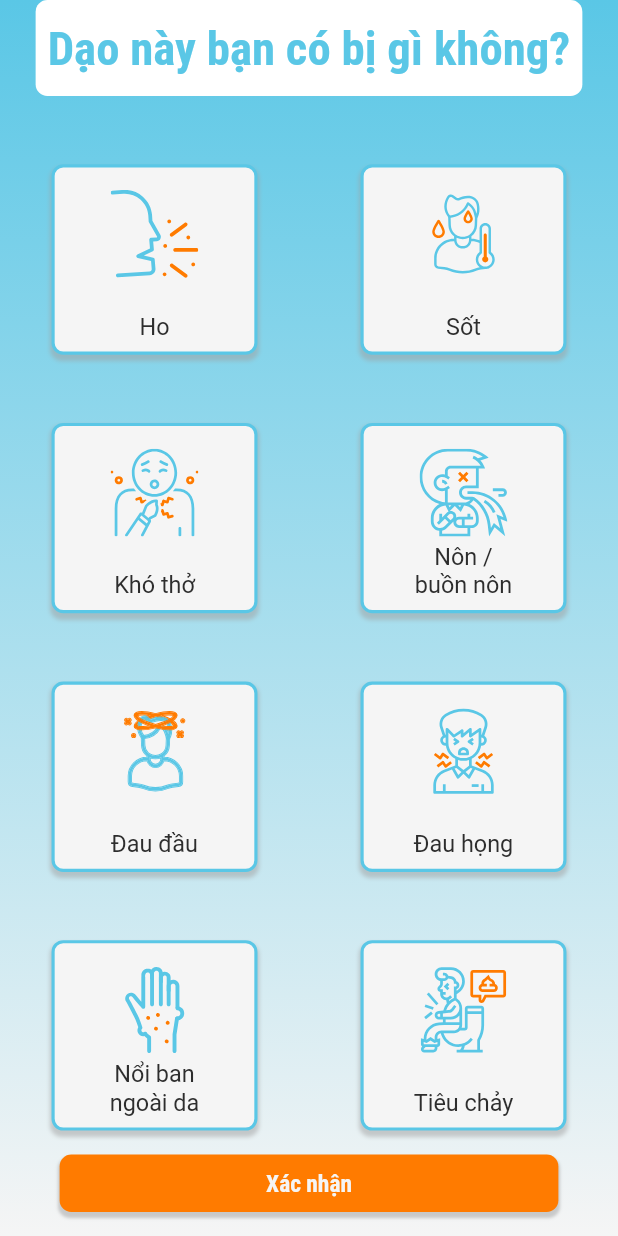
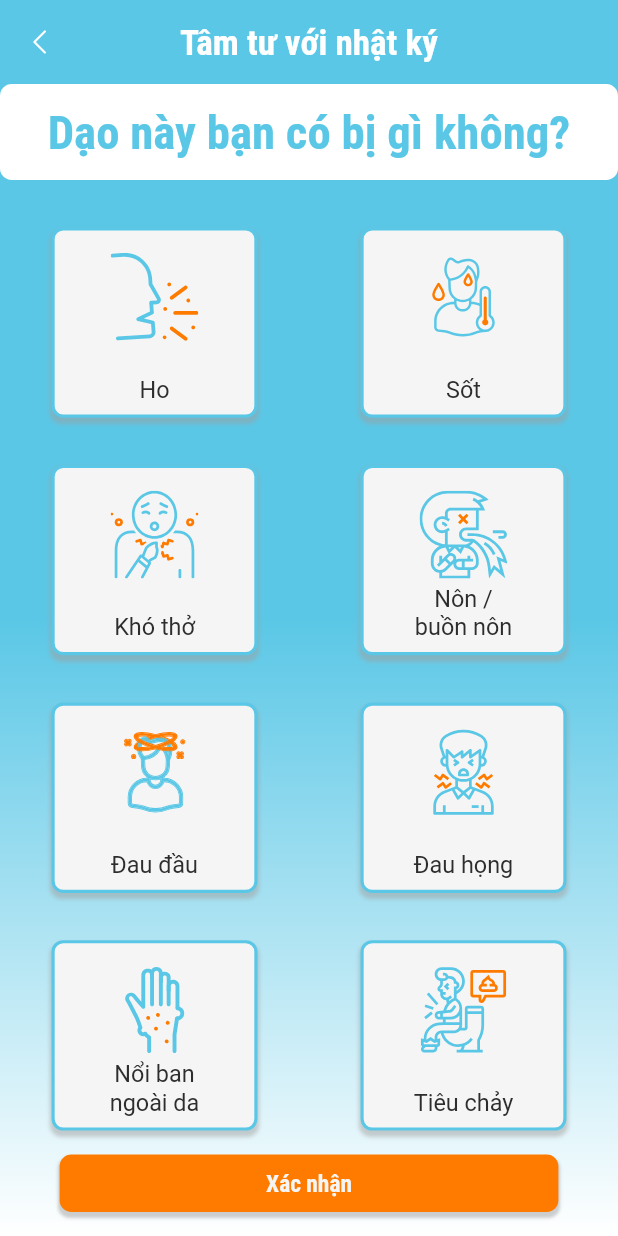
Before and after one commit to MinhTran0311/CovidDiary, a Flutter app: the SymptomReport screen opened directly, on a phone screen of 412 x 824 dp. Run offline on Flutter 3.47's test engine with Material 2 defaults, Android fonts, the phone set to English and light mode, and no system bars; our stand-ins replace flutter_screenutil, flutter_svg, jiffy, mask_text_input_formatter, modal_bottom_sheet, photo_view and 2 more; accounts and stored records are empty.

Commit message:
BUG: use custom dialog.

```diff
--- a/lib/commons/navigators/navigator.dart
+++ b/lib/commons/navigators/navigator.dart
@@ -45,7 +45,6 @@ void showCustomDialog(BuildContext context, Widget child) {
   );
 }
 
-
 Future navigateTo(Widget screen, BuildContext context) {
   return Navigator.push(context, _getPlatformRoute(context, screen));
 }
@@ -60,6 +59,10 @@ Future pushReplacement(Widget screen, BuildContext context) {
 
 void goBack<T>(BuildContext context, [T? result]) {
   return Navigator.of(context).pop(result);
+}
+
+void popToTop(BuildContext context) {
+  Navigator.popUntil(context, (route) => route.isFirst);
 }
 
 Future showBottomPage(BuildContext context, Widget screen,
--- a/lib/core/HealthDiary/symptom_report.dart
+++ b/lib/core/HealthDiary/symptom_report.dart
@@ -7,11 +7,15 @@ import 'package:flutter_svg/flutter_svg.dart';
 import 'package:src/commons/l10n/generated/l10n.dart';
 import 'package:src/core/HealthDiary/symptom_detail.dart';
 import 'package:src/commons/themes/theme.dart';
+import 'package:src/core/HealthDiary/widget/SymptomSeverityBasicNotification.dart';
+import 'package:src/widgets/app_bar.dart';
 import 'package:src/widgets/button/fill_button.dart';
 import 'package:src/widgets/button/outline_button.dart' as btn;
+import 'package:src/commons/navigators/navigator.dart';
+import 'package:src/widgets/input_field/gradient_background.dart';
 
-class _SymptomReport extends StatefulWidget {
-  const _SymptomReport({
+class SymptomReport extends StatefulWidget {
+  const SymptomReport({
     Key? key,
     this.onDone,
   }) : super(key: key);
@@ -19,10 +23,14 @@ class _SymptomReport extends StatefulWidget {
   final void Function(bool)? onDone;
 
   @override
-  __SymptomReportState createState() => __SymptomReportState();
+  _SymptomReportState createState() => _SymptomReportState();
 }
 
-class __SymptomReportState extends State<_SymptomReport> {
+class _SymptomReportState extends State<SymptomReport> {
+  static String closeSvg = "assets/svg/icon/close-r.svg";
+
+  static String title = "Tâm tư với nhật ký";
+
   static List<String> iconList = [
     "assets/svg/icon/cough_ps.svg",
     "assets/svg/icon/fever_ps.svg",
@@ -46,11 +54,54 @@ class __SymptomReportState extends State<_SymptomReport> {
 
   List<int> symptomSeverity = [0, 0, 0, 0, 0, 0, 0, 0];
 
+  @override
+  Widget build(BuildContext context) {
+    List<Widget> items = buttonSymptom(context);
+    return GradientBackGround(
+      child: Scaffold(
+        backgroundColor: Colors.transparent,
+        appBar: AppBarCustom(context: context, title: title), //app bar
+        body: Column(
+          children: [
+            Expanded(
+              child: Column(
+                mainAxisAlignment: MainAxisAlignment.spaceBetween,
+                children: [
+                  Center(
+                    child: topQuestion(context),
+                  ),
+                  Row(
+                    mainAxisAlignment: MainAxisAlignment.spaceAround,
+                    children: [items[0], items[1]],
+                  ),
+                  Row(
+                    mainAxisAlignment: MainAxisAlignment.spaceAround,
+                    children: [items[2], items[3]],
+                  ),
+                  Row(
+                    mainAxisAlignment: MainAxisAlignment.spaceAround,
+                    children: [items[4], items[5]],
+                  ),
+                  Row(
+                    mainAxisAlignment: MainAxisAlignment.spaceAround,
+                    children: [items[6], items[7]],
+                  ),
+                ],
+              ),
+            ),
+            Expanded(
+              flex: 0,
+              child: confirmButton(context),
+            ),
+          ],
+        ),
+      ),
+    );
+  }
+
   void onSymptomPressed(int id) {
-    Navigator.push(
-        context,
-        MaterialPageRoute(
-            builder: (context) => SymptomDetail(
+    navigateTo(
+        SymptomDetail(
           symptom: id,
           onDone: (severity) => setState(() {
             symptomSeverity[id] = severity.floor();
@@ -58,15 +109,15 @@ class __SymptomReportState extends State<_SymptomReport> {
           onCanceled: () => setState(() {
             symptomSeverity[id] = 0;
           }),
-                )));
+        ),
+        context);
   }
 
   void onDone() {
     widget.onDone?.call(!symptomSeverity.any((element) => element != 0));
   }
 
-  @override
-  Widget build(BuildContext context) {
+  List<Widget> buttonSymptom(BuildContext context) {
     List<Widget> items = [];
     for (int i = 0; i < 8; i++) {
       items.add(
@@ -110,29 +161,11 @@ class __SymptomReportState extends State<_SymptomReport> {
         ),
       );
     }
+    return items;
+  }
 
-    return Stack(
-      textDirection: TextDirection.ltr,
-      children: [
-        Container(
-          decoration: BoxDecoration(
-            gradient: LinearGradient(
-              colors: getCustomColor().bgGradient,
-              begin: Alignment.topCenter,
-              end: Alignment.bottomCenter,
-            ),
-          ),
-        ),
-        Column(
-          children: [
-            Expanded(
-              child: Column(
-                mainAxisAlignment: MainAxisAlignment.spaceBetween,
-                children: [
-                  Row(
-                    children: [
-                      Expanded(child: Container()),
-                      Container(
+  Widget topQuestion(BuildContext context) {
+    return Container(
       height: 64,
       child: Text(
         S.current.symptom_report_greeting,
@@ -147,32 +180,11 @@ class __SymptomReportState extends State<_SymptomReport> {
         borderRadius: BorderRadius.circular(8.r),
       ),
       alignment: Alignment.center,
-                      ),
-                      Expanded(child: Container()),
-                    ],
-                  ),
-                  Row(
-                    mainAxisAlignment: MainAxisAlignment.spaceAround,
-                    children: [items[0], items[1]],
-                  ),
-                  Row(
-                    mainAxisAlignment: MainAxisAlignment.spaceAround,
-                    children: [items[2], items[3]],
-                  ),
-                  Row(
-                    mainAxisAlignment: MainAxisAlignment.spaceAround,
-                    children: [items[4], items[5]],
-                  ),
-                  Row(
-                    mainAxisAlignment: MainAxisAlignment.spaceAround,
-                    children: [items[6], items[7]],
-                  ),
-                ],
-              ),
-            ),
-            Expanded(
-              flex: 0,
-              child: Container(
+    );
+  }
+
+  Widget confirmButton(BuildContext context) {
+    return Container(
       height: 72.h,
       padding: EdgeInsets.all(16),
       child: Row(
@@ -190,130 +202,11 @@ class __SymptomReportState extends State<_SymptomReport> {
           Spacer(),
         ],
       ),
-              ),
-            ),
-          ],
-        ),
-      ],
     );
   }
-}
 
-class SymptomSeverityBasicNotification extends StatelessWidget {
-  static List<String> iconListSeverityOff = [
-    "assets/svg/icon/green_circle.png",
-    "assets/svg/icon/yellow_circle.png",
-    "assets/svg/icon/red_circle.png",
-  ];
-  static List<String> iconListSeverityOn = [
-    "assets/svg/icon/green_circle_fill.png",
-    "assets/svg/icon/yellow_circle_fill.png",
-    "assets/svg/icon/red_circle_fill.png",
-  ];
-  const SymptomSeverityBasicNotification({
-    Key? key,
-    required this.severity,
-  })  : assert(severity >= 0 && severity < 3),
-        super(key: key);
-  final int severity;
-
-  @override
-  Widget build(BuildContext context) {
-    return Container(
-      width: 24.h,
-      height: 72.h,
-      padding: EdgeInsets.fromLTRB(4.h, 8.h, 4.h, 8.h),
-      child: Column(
-        mainAxisAlignment: MainAxisAlignment.spaceBetween,
-        children: [
-          severity == 0
-              ? Image.asset(
-                  iconListSeverityOn[severity],
-                  width: 16.h,
-                  height: 16.h,
-                  fit: BoxFit.fill,
-                )
-              : Image.asset(
-                  iconListSeverityOff[0],
-                  width: 16.h,
-                  height: 16.h,
-                  fit: BoxFit.fill,
-                ),
-          severity == 1
-              ? Image.asset(
-                  iconListSeverityOn[severity],
-                  width: 16.h,
-                  height: 16.h,
-                  fit: BoxFit.fill,
-                )
-              : Image.asset(
-                  iconListSeverityOff[1],
-                  width: 16.h,
-                  height: 16.h,
-                  fit: BoxFit.fill,
-                ),
-          severity == 2
-              ? Image.asset(
-                  iconListSeverityOn[severity],
-                  width: 16.h,
-                  height: 16.h,
-                  fit: BoxFit.fill,
-                )
-              : Image.asset(
-                  iconListSeverityOff[2],
-                  width: 16.h,
-                  height: 16.h,
-                  fit: BoxFit.fill,
-                ),
-        ],
-      ),
-    );
-  }
-}
-
-class SymptomReport extends StatefulWidget {
-  const SymptomReport({
-    Key? key,
-  }) : super(key: key);
-
-  @override
-  _SymptomReportState createState() => _SymptomReportState();
-}
-
-class _SymptomReportState extends State<SymptomReport> {
-  bool? isPositive;
-
-  static const String closeSvg = "assets/svg/icon/close-r.svg";
-
-  void onDone(bool isPositive) {
-    // TODO: add to DB
-    setState(() {
-      this.isPositive = isPositive;
-    });
-  }
-
-  void onNext() {
-    Navigator.popUntil(context, (route) => route.isFirst);
-  }
-
-  @override
-  Widget build(BuildContext context) {
-    List<Widget> stackedEntities = [
-      _SymptomReport(
-        onDone: onDone,
-      ),
-    ];
-    if (isPositive != null) {
-      stackedEntities.add(BackdropFilter(
-        filter: ImageFilter.blur(
-          sigmaX: 5,
-          sigmaY: 5,
-        ),
-        child: Container(
-          color: getCustomColor().black.withOpacity(0.5),
-        ),
-      ));
-      stackedEntities.add(Row(
+  Widget responseMessage(BuildContext context, bool isPositive) {
+    return Row(
       children: [
         Spacer(),
         Flexible(
@@ -333,7 +226,7 @@ class _SymptomReportState extends State<SymptomReport> {
                   ],
                   border: Border.all(
                       width: 2.w,
-                        color: isPositive!
+                      color: isPositive
                           ? getCustomColor().primary
                           : getCustomColor().secondary),
                   color: getCustomColor().background,
@@ -343,14 +236,11 @@ class _SymptomReportState extends State<SymptomReport> {
                   children: [
                     Center(
                       child: Text(
-                          isPositive!
+                        isPositive
                             ? S.current.symptom_report_response_positive
                             : S.current.symptom_report_response_negative,
-                          style: Theme.of(context)
-                              .textTheme
-                              .headline5!
-                              .copyWith(
-                                  color: isPositive!
+                        style: Theme.of(context).textTheme.headline5!.copyWith(
+                            color: isPositive
                                 ? getCustomColor().secondary
                                 : getCustomColor().primary),
                         textAlign: TextAlign.center,
@@ -362,7 +252,7 @@ class _SymptomReportState extends State<SymptomReport> {
                         closeSvg,
                         height: 24.h,
                         width: 24.w,
-                          color: isPositive!
+                        color: isPositive
                             ? getCustomColor().secondary
                             : getCustomColor().primary,
                       ),
@@ -371,16 +261,11 @@ class _SymptomReportState extends State<SymptomReport> {
                 ),
               ),
             ),
-              onTap: onNext,
+            onTap: () => popToTop(context),
           ),
         ),
         Spacer()
       ],
-      ));
-    }
-
-    return Stack(
-      children: stackedEntities,
     );
   }
 }
```
Also changed, not shown: lib/core/HealthDiary/health_report.dart (+115 -121 lines), lib/core/HealthDiary/symptom_detail.dart (+60 -53 lines), lib/core/HealthDiary/widget/SymptomSeverityBasicNotification.dart (added, +76 -0 lines). Lines whose indentation alone changed are shown as unchanged.
